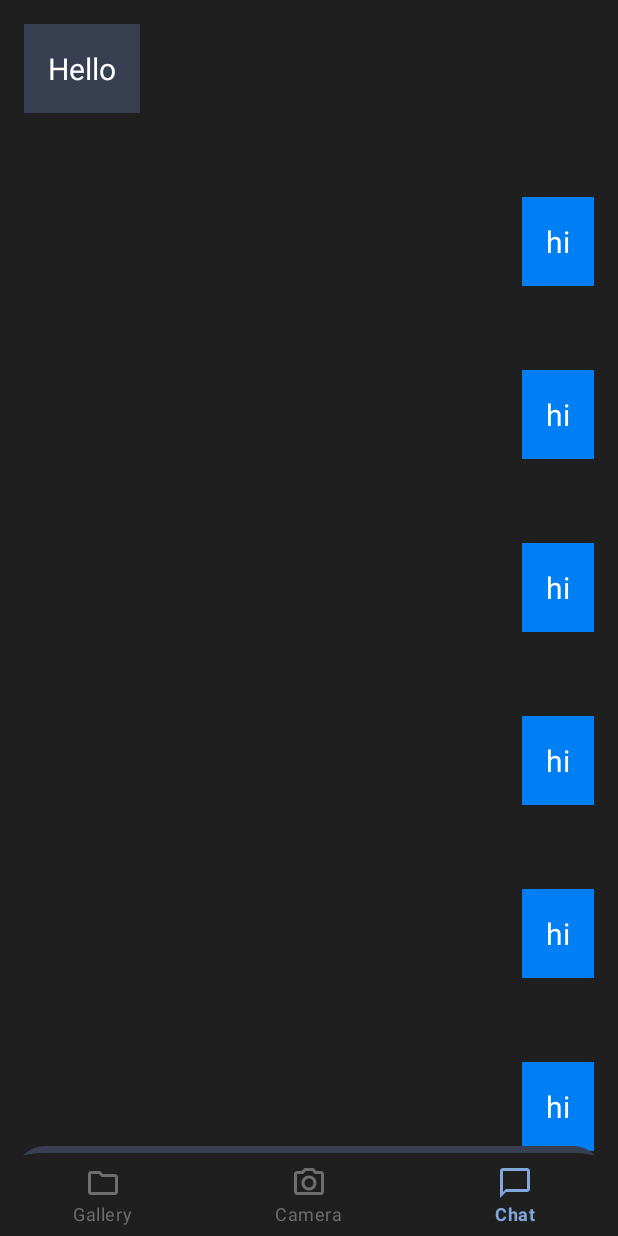
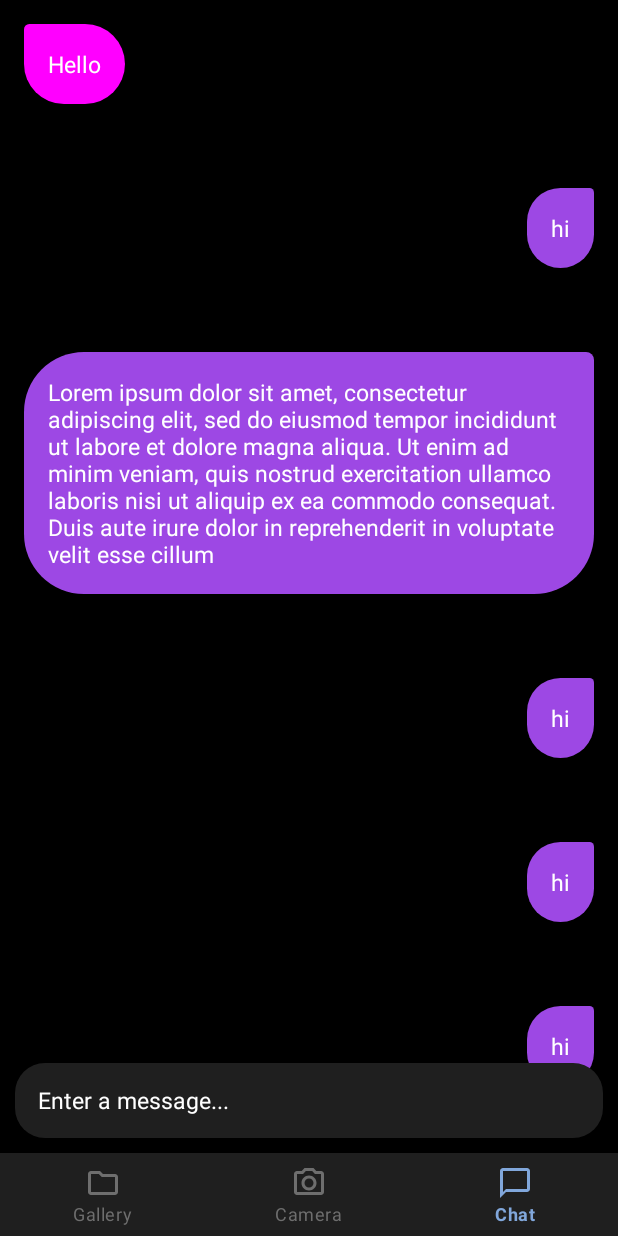
Before and after one commit to MehrinFirdousi/Synaera-app, an Android app: the screen it shows after launch (MainActivity), item 3 of the bottom bar chosen, on a phone screen of 412 x 824 dp. Run offline under Robolectric (Android 15) with nearby library versions, the phone set to English and light mode, and no system bars; libraries missing offline, so code that uses them is left out: androidx.camera.core, androidx.camera.lifecycle; plain views replace PreviewView; 3 statements that could not run were skipped.

Commit message:
Modified chat bubbles and edittext

```diff
--- a/app/src/main/AndroidManifest.xml
+++ b/app/src/main/AndroidManifest.xml
@@ -28,7 +28,8 @@
             android:exported="false" />
         <activity
             android:name=".MainActivity"
-            android:exported="true">
+            android:exported="true"
+            android:windowSoftInputMode="adjustPan">
             <intent-filter>
                 <action android:name="android.intent.action.MAIN" />
 
--- a/app/src/main/java/com/example/synaera/MainActivity.kt
+++ b/app/src/main/java/com/example/synaera/MainActivity.kt
@@ -57,14 +57,12 @@ class MainActivity : AppCompatActivity() {
 
         chatList.add(ChatBubble("Hello", true))
         chatList.add(ChatBubble("hi", false))
+        chatList.add(ChatBubble("Lorem ipsum dolor sit amet, consectetur adipiscing elit, sed do eiusmod tempor incididunt ut labore et dolore magna aliqua. Ut enim ad minim veniam, quis nostrud exercitation ullamco laboris nisi ut aliquip ex ea commodo consequat. Duis aute irure dolor in reprehenderit in voluptate velit esse cillum", false))
         chatList.add(ChatBubble("hi", false))
         chatList.add(ChatBubble("hi", false))
         chatList.add(ChatBubble("hi", false))
-        chatList.add(ChatBubble("hi", false))
-        chatList.add(ChatBubble("hi", false))
-        chatList.add(ChatBubble("hi", false))
-        chatList.add(ChatBubble("hi", false))
-        chatList.add(ChatBubble("hi", false))
+        chatList.add(ChatBubble("bye", true))
+        chatList.add(ChatBubble("Lorem ipsum dolor sit amet, et dolore magna aliqua. Ut enim ad minim veniam, quis nostrud exercitation ullamco laboris nisi ut aliquip ex ea commodo consequat. Duis aute irure dolor in reprehenderit in voluptate velit esse cillum", true))
         chatList.add(ChatBubble("hi", false))
         chatList.add(ChatBubble("hi", false))
         chatList.add(ChatBubble("hi", false))
@@ -346,7 +344,7 @@ class MainActivity : AppCompatActivity() {
 
                 val response = client.newCall(request).execute()
                 responseData = response.body!!.string()
-                Log.d(TAG, "responsee: $responseData")
+//                Log.d(TAG, "responsee: $responseData")
 
             } catch (err: Error) {
                 println("Error when executing postt request: "+err.localizedMessage)
@@ -387,10 +385,12 @@ class MainActivity : AppCompatActivity() {
                         if (result != null) {
                             withContext(Dispatchers.Main) {
                                 val curLen = viewBinding.textView.text.length
-                                if (curLen < 100 && !result.contains("nothing")) {
+                                if (curLen < 100) {
+                                    chatList.add(ChatBubble(result, false))
                                     viewBinding.textView.append(" $result")
                                 }
-                                else if (!result.contains("nothing"))
+                                else
+                                    chatList.add(ChatBubble(result, false))
                                     viewBinding.textView.text = result
                             }
                         }
--- a/app/src/main/java/com/example/synaera/RecyclerAdapter.kt
+++ b/app/src/main/java/com/example/synaera/RecyclerAdapter.kt
@@ -40,7 +40,8 @@ open class RecyclerAdapter(var items: ArrayList<ChatBubble>) :
         holder.binding.chatItemText.text = currItem.text
         if (currItem.sender) {
             params.startToStart = ConstraintLayout.LayoutParams.PARENT_ID
-            holder.binding.chatItemText.setBackgroundColor(ContextCompat.getColor(context, R.color.charcoal))
+            holder.binding.chatItemText.setBackgroundResource(R.drawable.other_message_bubble)
+//            holder.binding.chatItemText.setBackgroundColor(ContextCompat.getColor(context, R.color.charcoal))
         } else {
             params.endToEnd = ConstraintLayout.LayoutParams.PARENT_ID
         }
--- a/app/src/main/res/drawable/chat_edit_text.xml
+++ b/app/src/main/res/drawable/chat_edit_text.xml
@@ -2,7 +2,7 @@
 <shape xmlns:android="http://schemas.android.com/apk/res/android"
     android:shape="rectangle"
     android:padding="10dp">
-    <solid android:color="@color/charcoal" />
+    <solid android:color="@color/darkgrey" />
     <corners
         android:bottomRightRadius="20dp"
         android:bottomLeftRadius="20dp"
--- /dev/null
+++ b/app/src/main/res/drawable/my_message_bubble.xml
@@ -0,0 +1,9 @@
+<?xml version="1.0" encoding="utf-8"?>
+<shape xmlns:android="http://schemas.android.com/apk/res/android"
+    android:shape="rectangle">
+    <solid android:color="#9d48e4" />
+<!--    <solid android:color="@color/chatBlue" />-->
+    <corners
+        android:topRightRadius="5dp"
+        android:radius="40dp" />
+</shape>
--- /dev/null
+++ b/app/src/main/res/drawable/other_message_bubble.xml
@@ -0,0 +1,12 @@
+<?xml version="1.0" encoding="utf-8"?>
+
+<shape xmlns:android="http://schemas.android.com/apk/res/android"
+    android:shape="rectangle">
+
+    <solid android:color="#ff00ff" />
+<!--    <solid android:color="@color/darkgrey" />-->
+    <corners
+        android:topLeftRadius="5dp"
+        android:radius="40dp" />
+
+</shape>
--- a/app/src/main/res/layout-v23/activity_main.xml
+++ b/app/src/main/res/layout-v23/activity_main.xml
@@ -15,7 +15,7 @@
 
     <androidx.viewpager2.widget.ViewPager2
         android:layout_width="match_parent"
-        android:layout_height="match_parent"
+        android:layout_height="0dp"
         android:id="@+id/view_pager"
         app:layout_constraintBottom_toTopOf="@id/bottom_nav_bar"
         app:layout_constraintStart_toStartOf="parent"
@@ -89,11 +89,20 @@
         app:layout_constraintEnd_toEndOf="parent"
         android:contentDescription="@string/flip_camera" />
 
+<!--    <com.google.android.material.bottomnavigation.BottomNavigationView-->
+<!--        android:layout_width="match_parent"-->
+<!--        android:layout_height="55dp"-->
+<!--        android:id="@+id/bottom_nav_bar"-->
+<!--        android:background="@drawable/bg"-->
+<!--        app:itemTextColor="@color/bottom_nav_color"-->
+<!--        app:itemIconTint="@color/bottom_nav_color"-->
+<!--        app:menu="@menu/bottom_menu"-->
+<!--        app:layout_constraintBottom_toBottomOf="parent"/>-->
     <com.google.android.material.bottomnavigation.BottomNavigationView
         android:layout_width="match_parent"
         android:layout_height="55dp"
         android:id="@+id/bottom_nav_bar"
-        android:background="@drawable/bg"
+        android:background="@color/darkgrey"
         app:itemTextColor="@color/bottom_nav_color"
         app:itemIconTint="@color/bottom_nav_color"
         app:menu="@menu/bottom_menu"
--- a/app/src/main/res/layout/chat_item.xml
+++ b/app/src/main/res/layout/chat_item.xml
@@ -12,12 +12,24 @@
         android:layout_width="wrap_content"
         android:layout_height="match_parent"
         android:text="@string/hello_blank_fragment"
-        android:textSize="@dimen/body_text_size"
+        android:textSize="@dimen/chat_text_size"
         android:padding="16dp"
         android:textColor="@color/white"
-        android:background="@color/chatBlue"
+        android:background="@drawable/my_message_bubble"
         app:layout_constraintBottom_toBottomOf="parent"
         app:layout_constraintTop_toTopOf="parent"
         tools:ignore="MissingConstraints" />
+<!--    <TextView-->
+<!--        android:id="@+id/chatItemText"-->
+<!--        android:layout_width="wrap_content"-->
+<!--        android:layout_height="match_parent"-->
+<!--        android:text="@string/hello_blank_fragment"-->
+<!--        android:textSize="@dimen/chat_text_size"-->
+<!--        android:padding="16dp"-->
+<!--        android:textColor="@color/white"-->
+<!--        android:background="@color/chatBlue"-->
+<!--        app:layout_constraintBottom_toBottomOf="parent"-->
+<!--        app:layout_constraintTop_toTopOf="parent"-->
+<!--        tools:ignore="MissingConstraints" />-->
 
 </androidx.constraintlayout.widget.ConstraintLayout>
--- a/app/src/main/res/layout/fragment_chat.xml
+++ b/app/src/main/res/layout/fragment_chat.xml
@@ -4,7 +4,7 @@
     xmlns:tools="http://schemas.android.com/tools"
     android:layout_width="match_parent"
     android:layout_height="match_parent"
-    android:background="@color/darkgrey"
+    android:background="@color/black"
     tools:context=".ChatFragment">
 
     <androidx.recyclerview.widget.RecyclerView
@@ -20,6 +20,7 @@
         android:layout_margin="10dp"
         android:textColor="@color/white"
         android:textColorHint="@color/white"
+        android:textSize="@dimen/chat_text_size"
         android:hint="Enter a message..."
         android:paddingVertical="10dp"
         android:paddingHorizontal="15dp"
--- a/app/src/main/res/values/colors.xml
+++ b/app/src/main/res/values/colors.xml
@@ -6,6 +6,7 @@
     <color name="teal_200">#FF03DAC5</color>
     <color name="teal_700">#FF018786</color>
     <color name="darkgrey">#FF1f1f1f</color>
+    <color name="notblack">#FF121212</color>
     <color name="black">#FF000000</color>
     <color name="trans_black">#7F000000</color>
     <color name="white">#FFFFFFFF</color>
--- a/app/src/main/res/values/dimens.xml
+++ b/app/src/main/res/values/dimens.xml
@@ -1,4 +1,5 @@
 <resources>
     <dimen name="text_margin">16dp</dimen>
     <dimen name="body_text_size">20sp</dimen>
+    <dimen name="chat_text_size">15sp</dimen>
 </resources>
```
Also changed, not shown: app/src/main/res/drawable-hdpi/bg.png (deleted).
